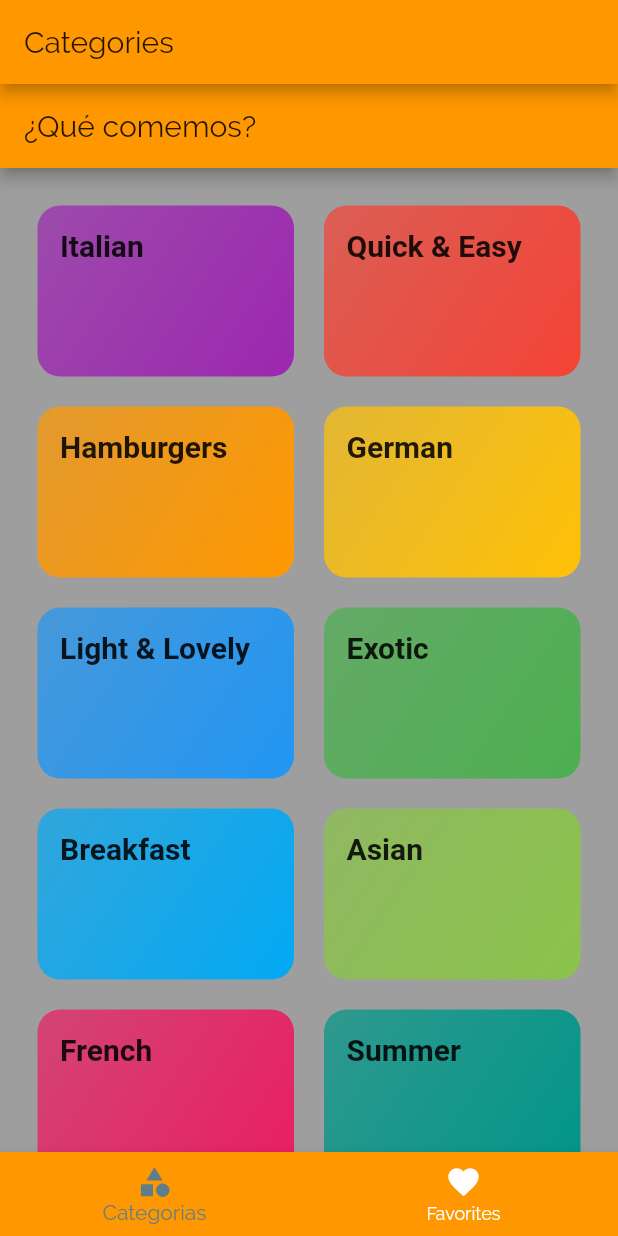
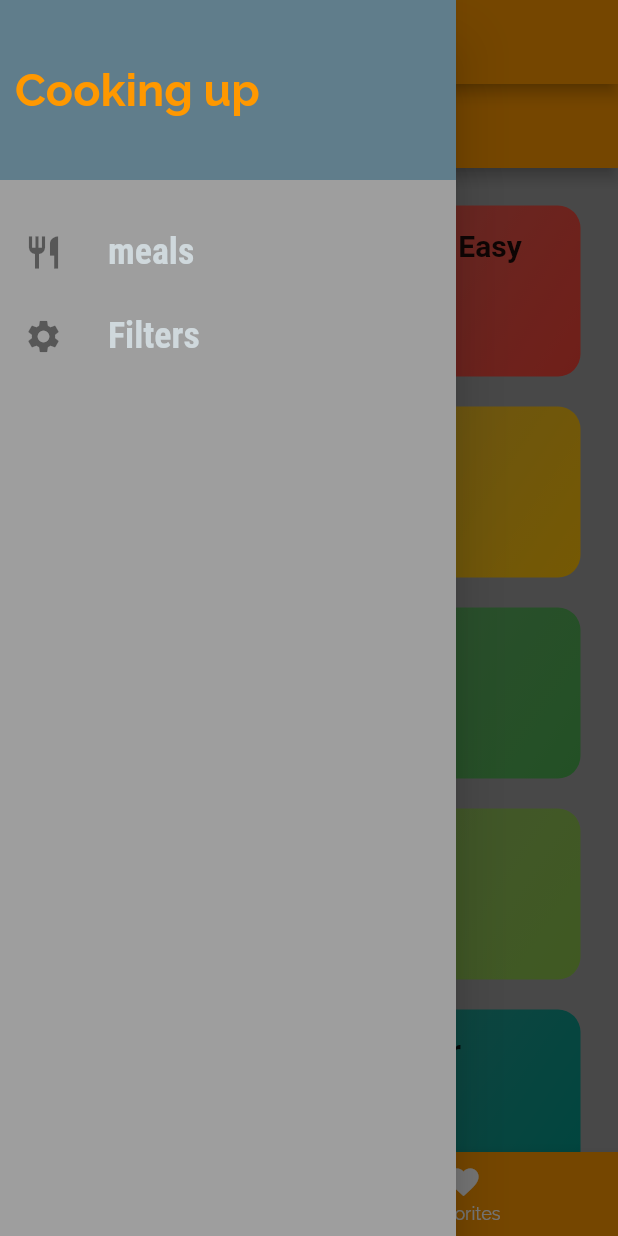
Before and after one commit to albertoecf/comidas_app, a Flutter app: the screen it shows after launch, with the side drawer open (before the commit the screen has no drawer), on a phone screen of 412 x 824 dp. Run offline on Flutter 3.47's test engine with Material 2 defaults, Android fonts, the phone set to English and light mode, and no system bars; Roboto replaces fonts that are missing (RobotCondensed).

Commit message:
basic drawer

```diff
--- a/lib/screens/tabs_screen.dart
+++ b/lib/screens/tabs_screen.dart
@@ -1,4 +1,5 @@
 import 'package:flutter/material.dart';
+import '../widgets/main_drawer.dart';
 import './categories_screen.dart';
 import './favorites_screen.dart';
 
@@ -32,6 +33,7 @@
       appBar: AppBar(
         title: Text(_pages[_selectedPageIndex]['title']),
       ),
+      drawer: MainDrawer(),
       body: _pages[_selectedPageIndex]['page'],
       bottomNavigationBar: BottomNavigationBar(
         onTap: _selectPage,
--- /dev/null
+++ b/lib/widgets/main_drawer.dart
@@ -0,0 +1,48 @@
+import 'package:flutter/material.dart';
+
+class MainDrawer extends StatelessWidget {
+  Widget buildListTile(String title, IconData icon){
+    return ListTile(
+          leading: Icon(
+            icon,
+            size: 26,
+          ),
+          title: Text(
+            title,
+            style: TextStyle(
+                fontFamily: 'RobotoCondensed',
+                fontSize: 24,
+                fontWeight: FontWeight.bold),
+          ),
+          onTap: (){},
+        );
+  }
+
+
+  @override
+  Widget build(BuildContext context) {
+    return Drawer(
+        child: Column(
+      children: <Widget>[
+        Container(
+          height: 120,
+          width: double.infinity,
+          padding: EdgeInsets.all(10),
+          alignment: Alignment.centerLeft,
+          color: Theme.of(context).accentColor,
+          child: Text(
+            'Cooking up',
+            style: TextStyle(
+              fontWeight: FontWeight.bold,
+              fontSize: 30,
+              color: Theme.of(context).primaryColor,
+            ),
+          ),
+        ),
+        SizedBox(height: 20),
+        buildListTile('meals', Icons.restaurant),
+        buildListTile('Filters', Icons.settings)
+      ],
+    ));
+  }
+}
```
